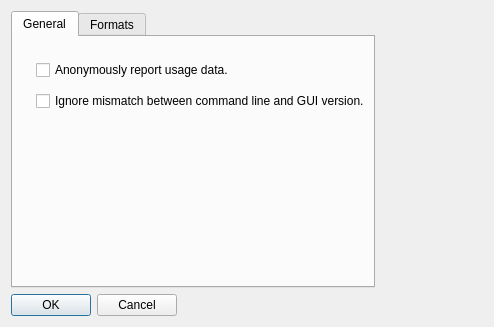
Old version of the form gui/preferences.ui in the repository akhuettel/gpsbabel.
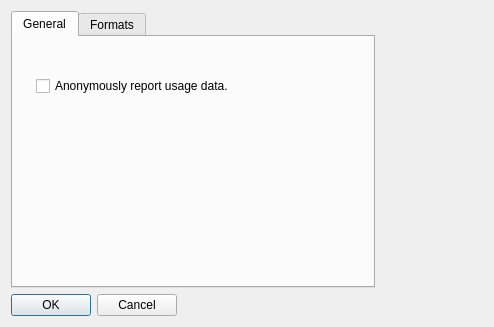
New version of the form.

Commit message: Gentoo: Disable version check

The edit to the form file:
```diff
--- a/gui/preferences.ui
+++ b/gui/preferences.ui
@@ -46,13 +46,6 @@
           </property>
          </widget>
         </item>
-        <item>
-         <widget class="QCheckBox" name="ignoreVersionMismatchCheck">
-          <property name="text">
-           <string>Ignore mismatch between command line and GUI version.</string>
-          </property>
-         </widget>
-        </item>
        </layout>
       </widget>
      </widget>
```
The commit also changes 2 other files.
